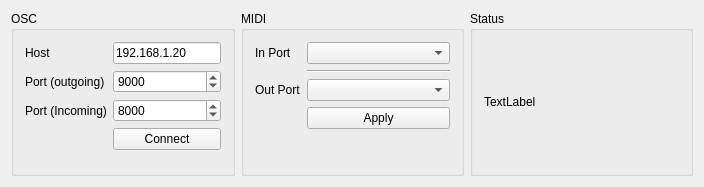
Above: Widget.ui from NicoG60/OscMackieControl before the change. Below: the same form after it.
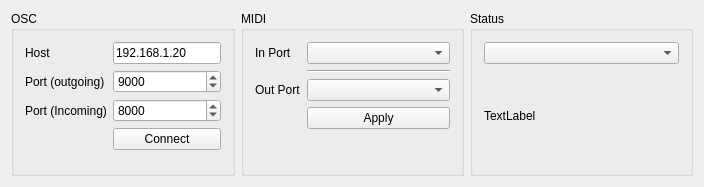
That is the form after the change.

What changed in the file:
```diff
--- a/Widget.ui
+++ b/Widget.ui
@@ -133,6 +133,9 @@
       <string>Status</string>
      </property>
      <layout class="QVBoxLayout" name="verticalLayout">
+      <item>
+       <widget class="QComboBox" name="cb_overlays"/>
+      </item>
       <item>
        <widget class="QLabel" name="status">
         <property name="text">
```
Left out of the diff: 2 changed lines with no effect on the pictures.
